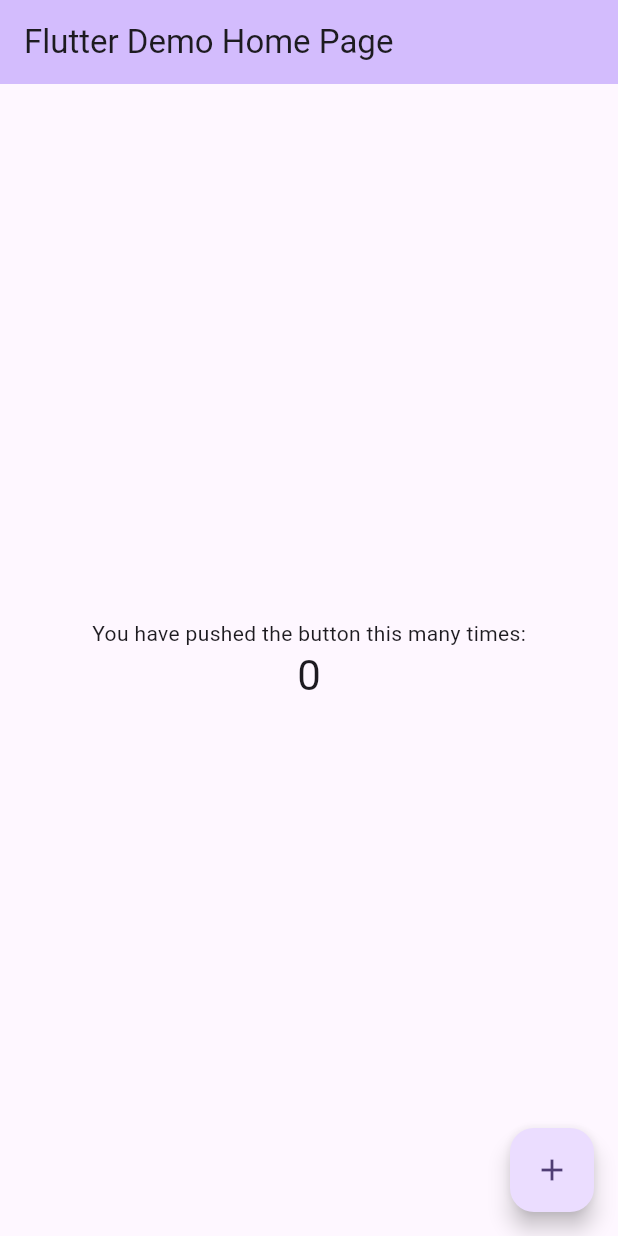
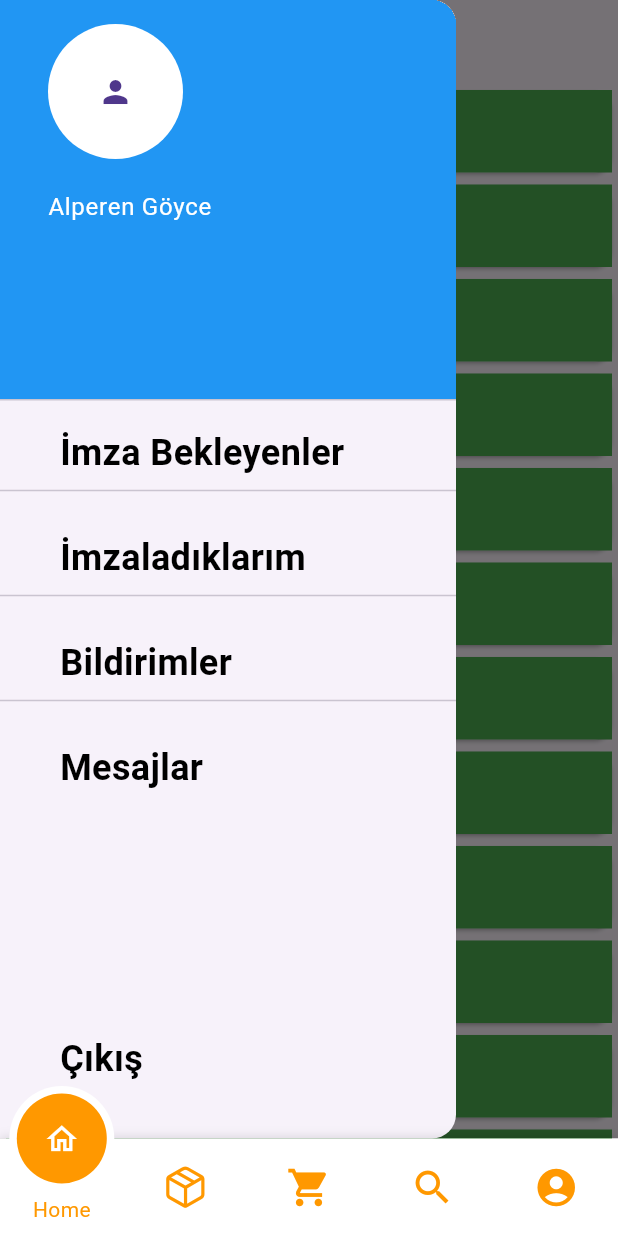
Before and after one commit to flutterankara/Plant-App, a Flutter app: the screen it shows after launch, with the side drawer open (before the commit the screen has no drawer), on a phone screen of 412 x 824 dp. Run offline on Flutter 3.47's test engine with Material 3 defaults, Android fonts, the phone set to English and light mode, and no system bars; drawn by our look-alikes of motion_tab_bar_v2; our stand-ins replace hive_flutter; accounts and stored records are empty.

Commit message:
Home View, drawer, bottom app bar updated

```diff
--- a/lib/main.dart
+++ b/lib/main.dart
@@ -1,125 +1,34 @@
 import 'package:flutter/material.dart';
+import 'package:hive_flutter/hive_flutter.dart';
+import 'package:plant/views/motion_tab_bar.dart';
 
-void main() {
+late Box userBox;
+Future<void> main() async {
+  await Hive.initFlutter();
+  userBox = await Hive.openBox("user");
   runApp(const MyApp());
 }
 
-class MyApp extends StatelessWidget {
+class MyApp extends StatefulWidget {
   const MyApp({super.key});
 
+  @override
+  State<MyApp> createState() => _MyAppState();
+}
+
+class _MyAppState extends State<MyApp> {
   // This widget is the root of your application.
   @override
-  Widget build(BuildContext context) {
-    return MaterialApp(
-      title: 'Flutter Demo',
-      theme: ThemeData(
-        // This is the theme of your application.
-        //
-        // TRY THIS: Try running your application with "flutter run". You'll see
-        // the application has a purple toolbar. Then, without quitting the app,
-        // try changing the seedColor in the colorScheme below to Colors.green
-        // and then invoke "hot reload" (save your changes or press the "hot
-        // reload" button in a Flutter-supported IDE, or press "r" if you used
-        // the command line to start the app).
-        //
-        // Notice that the counter didn't reset back to zero; the application
-        // state is not lost during the reload. To reset the state, use hot
-        // restart instead.
-        //
-        // This works for code too, not just values: Most code changes can be
-        // tested with just a hot reload.
-        colorScheme: ColorScheme.fromSeed(seedColor: Colors.deepPurple),
-        useMaterial3: true,
-      ),
-      home: const MyHomePage(title: 'Flutter Demo Home Page'),
-    );
-  }
-}
-
-class MyHomePage extends StatefulWidget {
-  const MyHomePage({super.key, required this.title});
-
-  // This widget is the home page of your application. It is stateful, meaning
-  // that it has a State object (defined below) that contains fields that affect
-  // how it looks.
-
-  // This class is the configuration for the state. It holds the values (in this
-  // case the title) provided by the parent (in this case the App widget) and
-  // used by the build method of the State. Fields in a Widget subclass are
-  // always marked "final".
-
-  final String title;
-
-  @override
-  State<MyHomePage> createState() => _MyHomePageState();
-}
-
-class _MyHomePageState extends State<MyHomePage> {
-  int _counter = 0;
-
-  void _incrementCounter() {
-    setState(() {
-      // This call to setState tells the Flutter framework that something has
-      // changed in this State, which causes it to rerun the build method below
-      // so that the display can reflect the updated values. If we changed
-      // _counter without calling setState(), then the build method would not be
-      // called again, and so nothing would appear to happen.
-      _counter++;
-    });
+  void initState() {
+    // TODO: implement initState
+    super.initState();
   }
 
   @override
   Widget build(BuildContext context) {
-    // This method is rerun every time setState is called, for instance as done
-    // by the _incrementCounter method above.
-    //
-    // The Flutter framework has been optimized to make rerunning build methods
-    // fast, so that you can just rebuild anything that needs updating rather
-    // than having to individually change instances of widgets.
-    return Scaffold(
-      appBar: AppBar(
-        // TRY THIS: Try changing the color here to a specific color (to
-        // Colors.amber, perhaps?) and trigger a hot reload to see the AppBar
-        // change color while the other colors stay the same.
-        backgroundColor: Theme.of(context).colorScheme.inversePrimary,
-        // Here we take the value from the MyHomePage object that was created by
-        // the App.build method, and use it to set our appbar title.
-        title: Text(widget.title),
-      ),
-      body: Center(
-        // Center is a layout widget. It takes a single child and positions it
-        // in the middle of the parent.
-        child: Column(
-          // Column is also a layout widget. It takes a list of children and
-          // arranges them vertically. By default, it sizes itself to fit its
-          // children horizontally, and tries to be as tall as its parent.
-          //
-          // Column has various properties to control how it sizes itself and
-          // how it positions its children. Here we use mainAxisAlignment to
-          // center the children vertically; the main axis here is the vertical
-          // axis because Columns are vertical (the cross axis would be
-          // horizontal).
-          //
-          // TRY THIS: Invoke "debug painting" (choose the "Toggle Debug Paint"
-          // action in the IDE, or press "p" in the console), to see the
-          // wireframe for each widget.
-          mainAxisAlignment: MainAxisAlignment.center,
-          children: <Widget>[
-            const Text(
-              'You have pushed the button this many times:',
-            ),
-            Text(
-              '$_counter',
-              style: Theme.of(context).textTheme.headlineMedium,
-            ),
-          ],
-        ),
-      ),
-      floatingActionButton: FloatingActionButton(
-        onPressed: _incrementCounter,
-        tooltip: 'Increment',
-        child: const Icon(Icons.add),
-      ), // This trailing comma makes auto-formatting nicer for build methods.
+    return MaterialApp(
+      debugShowCheckedModeBanner: false,
+      home: MotionTabBarPage(),
     );
   }
 }
--- /dev/null
+++ b/lib/views/drawer_icon_title.dart
@@ -0,0 +1,36 @@
+import 'package:flutter/material.dart';
+
+class DrawerIconAndTitle extends StatelessWidget {
+  DrawerIconAndTitle({
+    Key? key,
+    required this.title,
+    required this.onTap,
+  }) : super(key: key);
+
+  final String? title;
+  Function() onTap;
+
+  @override
+  Widget build(BuildContext context) {
+    final height = MediaQuery.of(context).size.height;
+    final width = MediaQuery.of(context).size.width;
+    return Padding(
+      padding: EdgeInsets.symmetric(horizontal: 40),
+      child: InkWell(
+        onTap: onTap,
+        child: Row(
+          children: [
+            Text(
+              title!,
+              overflow: TextOverflow.ellipsis,
+              style: TextStyle(
+                  fontWeight: FontWeight.bold,
+                  color: Colors.black,
+                  fontSize: 24),
+            )
+          ],
+        ),
+      ),
+    );
+  }
+}
--- /dev/null
+++ b/lib/views/drawer_widget.dart
@@ -0,0 +1,111 @@
+import 'package:flutter/material.dart';
+import 'package:plant/views/login/login_view.dart';
+
+import 'drawer_icon_title.dart';
+
+class DrawerScreen extends StatefulWidget {
+  const DrawerScreen({Key? key}) : super(key: key);
+
+  @override
+  _DrawerScreenState createState() => _DrawerScreenState();
+}
+
+class _DrawerScreenState extends State<DrawerScreen> {
+// List<int> _gonderilecekFirmaId = [];
+
+  @override
+  void initState() {
+// TODO: implement initState
+    super.initState();
+  }
+
+  @override
+  Widget build(BuildContext context) {
+    return Drawer(
+      child: ListView(
+        padding: EdgeInsets.zero,
+        children: <Widget>[
+          const SizedBox(
+            height: 275,
+            child: DrawerHeader(
+              decoration: BoxDecoration(
+                color: Colors.blue,
+              ),
+              child: Padding(
+                padding: EdgeInsets.symmetric(horizontal: 16),
+                child: Column(
+                  crossAxisAlignment: CrossAxisAlignment.start,
+                  children: [
+                    CircleAvatar(
+                      radius: 45,
+                      backgroundColor: Colors.white,
+                      child: Icon(Icons.person),
+                    ),
+                    SizedBox(
+                      height: 20,
+                    ),
+                    Text(
+                      "Alperen Göyce",
+                      style: TextStyle(color: Colors.white),
+                    ),
+                    SizedBox(
+                      height: 10,
+                    ),
+                  ],
+                ),
+              ),
+            ),
+          ),
+          const SizedBox(
+            height: 10,
+          ),
+          DrawerIconAndTitle(
+            title: 'İmza Bekleyenler',
+            onTap: () async {},
+          ),
+          Divider(),
+          const SizedBox(
+            height: 20,
+          ),
+          DrawerIconAndTitle(
+            title: 'İmzaladıklarım',
+            onTap: () async {},
+          ),
+          Divider(),
+          const SizedBox(
+            height: 20,
+          ),
+          DrawerIconAndTitle(
+            title: 'Bildirimler',
+            onTap: () async {},
+          ),
+          Divider(),
+          const SizedBox(
+            height: 20,
+          ),
+          DrawerIconAndTitle(
+            title: 'Mesajlar',
+            onTap: () async {},
+          ),
+          const SizedBox(
+            height: 160,
+          ),
+          DrawerIconAndTitle(
+            title: 'Çıkış',
+            onTap: () async {
+              ScaffoldMessenger.of(context).showSnackBar(
+                  const SnackBar(content: Text('Oturumunuz kapatılmıştır')));
+
+              Navigator.pop(context);
+
+              Navigator.pushAndRemoveUntil(
+                  context,
+                  MaterialPageRoute(builder: (context) => const LoginView()),
+                  (route) => false);
+            },
+          ),
+        ],
+      ),
+    );
+  }
+}
--- /dev/null
+++ b/lib/views/home_view.dart
@@ -0,0 +1,92 @@
+import 'package:flutter/material.dart';
+
+import 'drawer_widget.dart';
+
+class HomeView extends StatefulWidget {
+  const HomeView({Key? key}) : super(key: key);
+
+  @override
+  State<HomeView> createState() => _HomeViewState();
+}
+
+class _HomeViewState extends State<HomeView> {
+  List<int> list = [
+    1,
+    2,
+    3,
+    4,
+    1,
+    2,
+    3,
+    4,
+    1,
+    2,
+    3,
+    4,
+    1,
+    2,
+    3,
+    4,
+    1,
+    2,
+    3,
+    4,
+    1,
+    2,
+    3,
+    4,
+    1,
+    2,
+    3,
+    4,
+    1,
+    2,
+    3,
+    4,
+    1,
+    2,
+    3,
+    4,
+    1,
+    2,
+    3,
+    4,
+    1,
+    2,
+    3,
+    4,
+    1,
+    2,
+    3,
+    4,
+  ];
+  @override
+  Widget build(BuildContext context) {
+    return Scaffold(
+      drawer: DrawerScreen(),
+      appBar: AppBar(
+        title: Text("Home View"),
+        centerTitle: true,
+      ),
+      body: SingleChildScrollView(
+        child: Column(
+          children: [
+            ListView.builder(
+              physics: const NeverScrollableScrollPhysics(),
+              shrinkWrap: true,
+              itemCount: list.length,
+              itemBuilder: (context, index) {
+                int i = list[index];
+
+                return Card(
+                  child: Container(
+                      height: 55, color: Colors.green, child: Text("${i}")),
+                );
+              },
+            )
+          ],
+        ),
+      ),
+    );
+  }
+}
--- /dev/null
+++ b/lib/views/motion_tab_bar.dart
@@ -0,0 +1,112 @@
+import 'package:flutter/cupertino.dart';
+import 'package:flutter/material.dart';
+import 'package:flutter/services.dart';
+import 'package:motion_tab_bar_v2/motion-tab-bar.dart';
+import 'package:motion_tab_bar_v2/motion-tab-controller.dart';
+import 'package:plant/views/home_view.dart';
+
+class MotionTabBarPage extends StatefulWidget {
+  MotionTabBarPage({super.key});
+
+  @override
+  State<MotionTabBarPage> createState() => _MotionTabBarPageState();
+}
+
+class _MotionTabBarPageState extends State<MotionTabBarPage>
+    with SingleTickerProviderStateMixin {
+  MotionTabBarController? _controller;
+
+  final screens = [
+    const HomeView(),
+  ];
+
+  @override
+  void initState() {
+    // TODO: implement initState
+    super.initState();
+    _controller = MotionTabBarController(
+      initialIndex: 0,
+      length: 5,
+      vsync: this,
+    );
+  }
+
+  @override
+  void dispose() {
+    // TODO: implement dispose
+    super.dispose();
+    _controller!.dispose();
+  }
+
+  Future<bool> _requestPop() {
+    Future.delayed(const Duration(milliseconds: 200), () {
+      SystemChannels.platform.invokeMethod('SystemNavigator.pop');
+    });
+
+    return new Future.value(false);
+  }
+
+  @override
+  Widget build(BuildContext context) {
+    return WillPopScope(
+      onWillPop: _requestPop,
+      child: Scaffold(
+        body: TabBarView(
+          controller: _controller,
+          children: [
+            Container(
+              // color: Colors.red,
+              child: HomeView(),
+            ),
+            Container(
+              child: Center(
+                child: HomeView(),
+              ),
+            ),
+            Container(
+              // color: Colors.red,
+              child: HomeView(),
+            ),
+            Container(
+              child: Center(
+                child: HomeView(),
+              ),
+            ),
+            Container(
+              // color: Colors.red,
+              child: HomeView(),
+            ),
+            // IndexedStack(
+            //   index: _controller!.index,
+            //   children: screens,
+            // ),
+          ],
+          // child: IndexedStack(
+          //   index: _controller!.index,
+          //   children: screens,
+          // ),
+        ),
+        bottomNavigationBar: MotionTabBar(
+          controller: _controller,
+          labels: ["Home", "Kategori", "Sepetim", "Arama", "Profil"],
+          initialSelectedTab: 'Home',
+          tabIconColor: Colors.orange,
+          tabSelectedColor: Colors.orange,
+          icons: const [
+            Icons.home_outlined,
+            CupertinoIcons.cube_box,
+            Icons.shopping_cart,
+            Icons.search,
+            Icons.account_circle
+          ],
+          textStyle: TextStyle(color: Colors.orange),
+          onTabItemSelected: (int value) {
+            setState(() {
+              _controller!.index = value;
+            });
+          },
+        ),
+      ),
+    );
+  }
+}
--- a/pubspec.yaml
+++ b/pubspec.yaml
@@ -35,6 +35,11 @@ dependencies:
   # The following adds the Cupertino Icons font to your application.
   # Use with the CupertinoIcons class for iOS style icons.
   cupertino_icons: ^1.0.2
+  flutter_advanced_drawer: ^1.3.5
+  hive: ^2.2.3
+  hive_flutter: ^1.1.0
+  kartal: ^3.5.0
+  motion_tab_bar_v2: ^0.3.0
 
 dev_dependencies:
   flutter_test:
@@ -46,6 +51,7 @@ dev_dependencies:
   # package. See that file for information about deactivating specific lint
   # rules and activating additional ones.
   flutter_lints: ^2.0.0
+  hive_generator: ^2.0.1
 
 # For information on the generic Dart part of this file, see the
 # following page: https://dart.dev/tools/pub/pubspec
```
Also changed, not shown: pubspec.lock, 5 other files.
